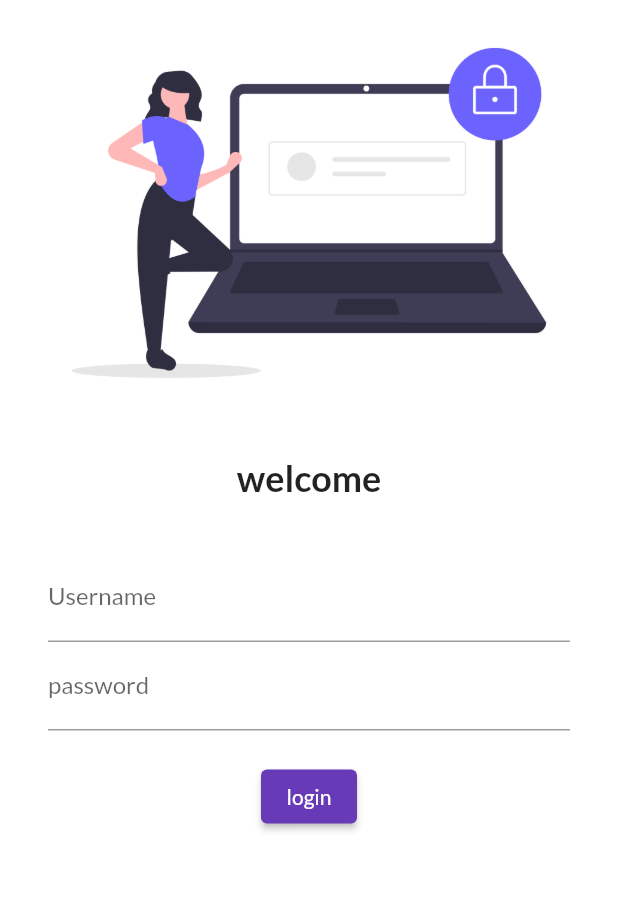
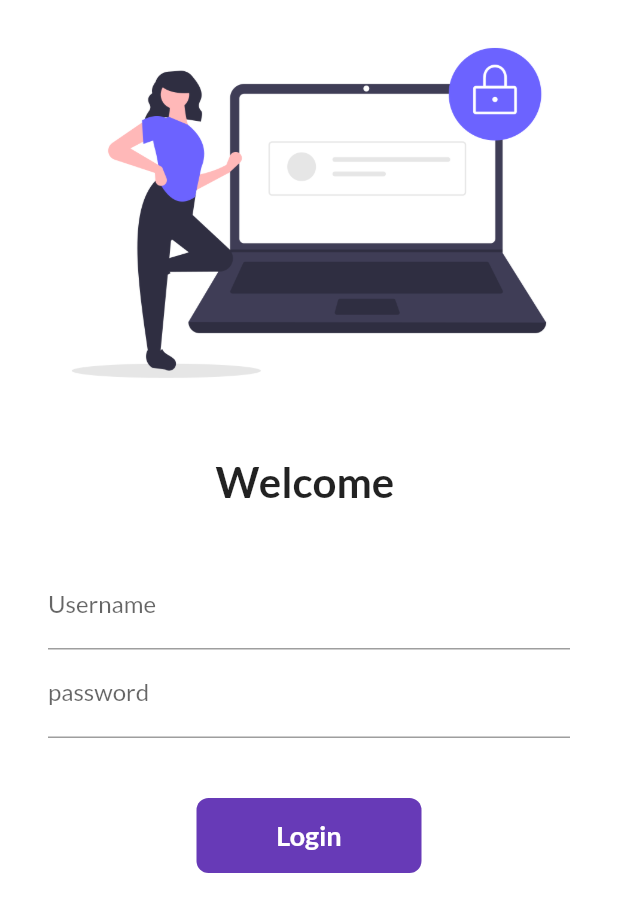
Before and after one commit to PranavBiju/Flutter, a Flutter app: the screen it shows after launch, on a phone screen of 412 x 824 dp. Shown: the top 912 px of the screen. Run offline on Flutter 3.47's test engine with Material 2 defaults, Android fonts, the phone set to English and light mode, and no system bars; our stand-ins replace google_fonts.

Commit message:
basics completed

```diff
--- a/lib/main.dart
+++ b/lib/main.dart
@@ -1,4 +1,5 @@
 import 'package:biriyani/pages/login_page.dart';
+import 'package:biriyani/utils/routes.dart';
 import 'package:flutter/material.dart';
 import 'pages/home_page.dart';
 import "package:google_fonts/google_fonts.dart";
@@ -18,8 +19,8 @@
             primaryTextTheme: GoogleFonts.latoTextTheme()),
         initialRoute: "/login",
         routes: {
-          "/": (context) => HomePage(),
-          "/login": (context) => LoginPage()
+          MyRoutes.homeRoute: (context) => HomePage(),
+          MyRoutes.loginRoute: (context) => LoginPage()
         });
   }
 }
--- a/lib/pages/login_page.dart
+++ b/lib/pages/login_page.dart
@@ -1,30 +1,43 @@
+import 'dart:ui';
+
+import 'package:biriyani/utils/routes.dart';
 import "package:flutter/material.dart ";
 
-class LoginPage extends StatelessWidget {
+class LoginPage extends StatefulWidget {
+  @override
+  _LoginPageState createState() => _LoginPageState();
+}
+
+class _LoginPageState extends State<LoginPage> {
+  String name = "";
+  bool changeButton = false;
   @override
   Widget build(BuildContext context) {
     return Material(
-      color: Colors.white,
-      child: Column(
-        children: [
+        color: Colors.white,
+        child: SingleChildScrollView(
+            child: Column(children: [
           Image.asset(
             "assets/images/undraw_secure_login_pdn4.png",
             fit: BoxFit.cover,
           ),
           SizedBox(height: 20.0),
-          Text("welcome",
-              style: TextStyle(fontSize: 24, fontWeight: FontWeight.bold)),
+          Text("Welcome $name",
+              style: TextStyle(fontSize: 28, fontWeight: FontWeight.bold)),
           SizedBox(
             height: 20.0,
           ),
           Padding(
-            padding:
-                const EdgeInsets.symmetric(vertical: 16.0, horizontal: 32.0),
-            child: Column(
-              children: [
+              padding:
+                  const EdgeInsets.symmetric(vertical: 16.0, horizontal: 32.0),
+              child: Column(children: [
                 TextFormField(
                   decoration: InputDecoration(
                       hintText: "Enter username", labelText: "Username"),
+                  onChanged: (value) {
+                    name = value;
+                    setState(() {});
+                  },
                 ),
                 TextFormField(
                   obscureText: true,
@@ -32,19 +45,48 @@
                       hintText: "Enter password", labelText: "password"),
                 ),
                 SizedBox(
-                  height: 20.0,
+                  height: 40.0,
                 ),
-                ElevatedButton(
-                  child: Text("login"),
-                 style: TextButton.styleFrom(),
+                InkWell(
+                    onTap: () async {
+                      setState(() {
+                        changeButton = true;
+                      });
+                      await Future.delayed(Duration(seconds: 1));
+                      Navigator.pushNamed(context, MyRoutes.homeRoute);
+                    },
+                    child: AnimatedContainer(
+                      duration: Duration(seconds: 1),
+                      width: changeButton ? 50 : 150,
+                      height: 50,
+                      alignment: Alignment.center,
+                      child: changeButton
+                          ? Icon(
+                              Icons.done,
+                              color: Colors.white,
+                            )
+                          : Text(
+                              "Login",
+                              style: TextStyle(
+                                  color: Colors.white,
+                                  fontWeight: FontWeight.bold,
+                                  fontSize: 18),
+                            ),
+                      decoration: BoxDecoration(
+                          color: Colors.deepPurple,
+                          // shape: changeButton? BoxShape.circle : BoxShape.rectangle
+                          borderRadius:
+                              BorderRadius.circular(changeButton ? 50 : 8)),
+                    )
 
-                  onPressed: () {print("Hi codepur");}
-                )
-              ],
-            ),
-          ),
-        ],
-      ),
-    );
+                    //ElevatedButton(
+                    //child: Text("login"),
+                    // style: TextButton.styleFrom(minimumSize: Size(150, 40)),
+                    //onPressed: () {
+                    // Navigator.pushNamed(context, MyRoutes.homeRoute);
+                    // })
+                    )
+              ]))
+        ])));
   }
 }
--- /dev/null
+++ b/lib/utils/routes.dart
@@ -0,0 +1,7 @@
+class MyRoutes{
+
+  static String loginRoute = "/login";
+  static String homeRoute  = "/home";
+
+
+}
```
